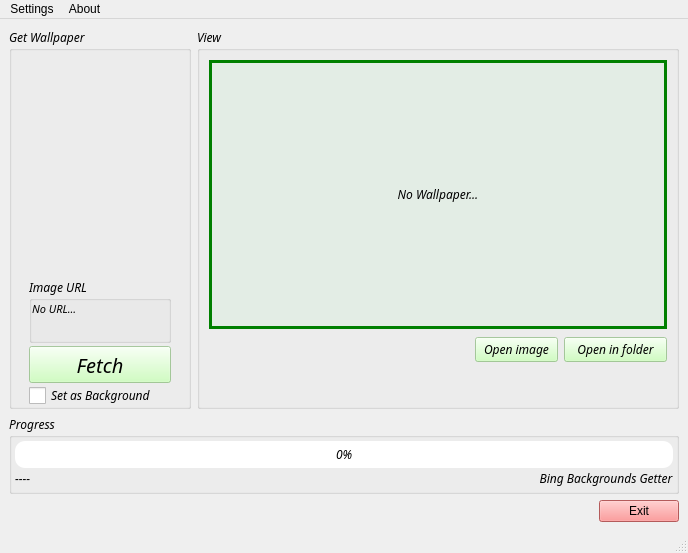
the0cp/Bing-Wallpaper-GUI, file form/bingbg.ui: the form before one commit.
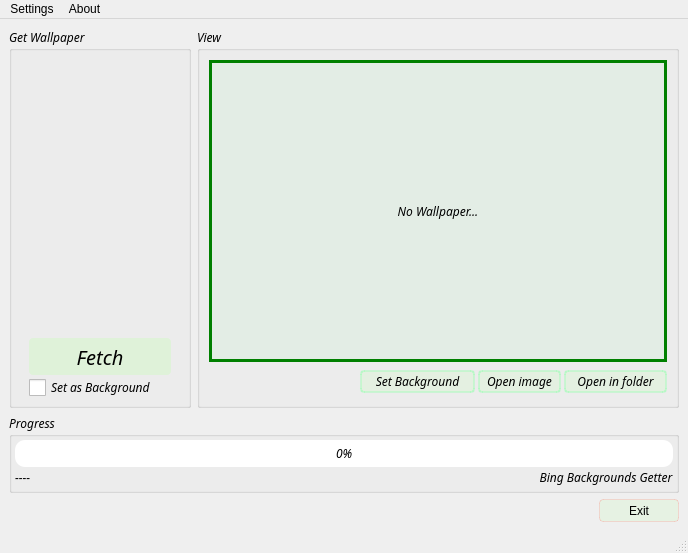
The form after the commit. Icons and pictures are not drawn.

```diff
--- a/form/bingbg.ui
+++ b/form/bingbg.ui
@@ -48,7 +48,7 @@
       <property name="title">
        <string>Get Wallpaper</string>
       </property>
-      <layout class="QGridLayout" name="gridLayout_2" rowstretch="348,100,20,10,3" columnstretch="12,100,12">
+      <layout class="QGridLayout" name="gridLayout_2" rowstretch="1,30,10,3,1" columnstretch="3,10,3">
        <property name="leftMargin">
         <number>0</number>
        </property>
@@ -67,6 +67,19 @@
        <property name="verticalSpacing">
         <number>3</number>
        </property>
+       <item row="2" column="0">
+        <spacer name="horizontalSpacer_2">
+         <property name="orientation">
+          <enum>Qt::Horizontal</enum>
+         </property>
+         <property name="sizeHint" stdset="0">
+          <size>
+           <width>40</width>
+           <height>20</height>
+          </size>
+         </property>
+        </spacer>
+       </item>
        <item row="2" column="1">
         <widget class="QPushButton" name="btnFetch">
          <property name="sizePolicy">
@@ -89,7 +102,13 @@
           </font>
          </property>
          <property name="styleSheet">
-          <string notr="true">background-color: rgba(195, 255, 176, 182);</string>
+          <string notr="true">QPushButton {
+    border-radius: 4px; 
+    background-color: rgba(195, 255, 176, 80);
+}
+QPushButton:hover { 
+    background-color: rgba(150, 255, 176, 100);
+}</string>
          </property>
          <property name="text">
           <string>Fetch</string>
@@ -99,63 +118,6 @@
          </property>
         </widget>
        </item>
-       <item row="1" column="1">
-        <widget class="QGroupBox" name="groupBox_4">
-         <property name="sizePolicy">
-          <sizepolicy hsizetype="Preferred" vsizetype="Preferred">
-           <horstretch>0</horstretch>
-           <verstretch>0</verstretch>
-          </sizepolicy>
-         </property>
-         <property name="title">
-          <string>Image URL</string>
-         </property>
-         <layout class="QGridLayout" name="gridLayout_5">
-          <property name="leftMargin">
-           <number>0</number>
-          </property>
-          <property name="topMargin">
-           <number>0</number>
-          </property>
-          <property name="rightMargin">
-           <number>0</number>
-          </property>
-          <property name="bottomMargin">
-           <number>0</number>
-          </property>
-          <property name="spacing">
-           <number>0</number>
-          </property>
-          <item row="0" column="0">
-           <widget class="QLabel" name="labelImageUrl">
-            <property name="font">
-             <font>
-              <pointsize>8</pointsize>
-             </font>
-            </property>
-            <property name="lineWidth">
-             <number>10</number>
-            </property>
-            <property name="text">
-             <string>No URL...</string>
-            </property>
-            <property name="textFormat">
-             <enum>Qt::AutoText</enum>
-            </property>
-            <property name="scaledContents">
-             <bool>true</bool>
-            </property>
-            <property name="alignment">
-             <set>Qt::AlignLeading|Qt::AlignLeft|Qt::AlignTop</set>
-            </property>
-            <property name="wordWrap">
-             <bool>true</bool>
-            </property>
-           </widget>
-          </item>
-         </layout>
-        </widget>
-       </item>
        <item row="4" column="1">
         <spacer name="verticalSpacer_2">
          <property name="orientation">
@@ -169,19 +131,6 @@
          </property>
         </spacer>
        </item>
-       <item row="2" column="2">
-        <spacer name="horizontalSpacer_3">
-         <property name="orientation">
-          <enum>Qt::Horizontal</enum>
-         </property>
-         <property name="sizeHint" stdset="0">
-          <size>
-           <width>40</width>
-           <height>20</height>
-          </size>
-         </property>
-        </spacer>
-       </item>
        <item row="0" column="1">
         <spacer name="verticalSpacer">
          <property name="orientation">
@@ -223,8 +172,8 @@
          </property>
         </widget>
        </item>
-       <item row="2" column="0">
-        <spacer name="horizontalSpacer_6">
+       <item row="2" column="2">
+        <spacer name="horizontalSpacer_3">
          <property name="orientation">
           <enum>Qt::Horizontal</enum>
          </property>
@@ -236,11 +185,23 @@
          </property>
         </spacer>
        </item>
+       <item row="1" column="1">
+        <widget class="QLabel" name="label">
+         <property name="styleSheet">
+          <string notr="true">background-color: qlineargradient(x1:0, y1:0, x2:0, y2:1,
+stop:0 rgba(0,0,225,50),stop:1 rgba(0,225,0,20));</string>
+         </property>
+         <property name="text">
+          <string>&lt;html&gt;&lt;head/&gt;&lt;body&gt;&lt;p align=&quot;center&quot;&gt;&lt;img src=&quot;:/Bingbg.png&quot; width=&quot;150&quot;/&gt;&lt;/p&gt;&lt;/body&gt;
+&lt;/html&gt;</string>
+         </property>
+        </widget>
+       </item>
       </layout>
      </widget>
     </item>
     <item row="2" column="0" colspan="2">
-     <layout class="QHBoxLayout" name="horizontalLayout">
+     <layout class="QHBoxLayout" name="horizontalLayout" stretch="32,5">
       <item>
        <spacer name="horizontalSpacer">
         <property name="orientation">
@@ -256,8 +217,30 @@
       </item>
       <item>
        <widget class="QPushButton" name="btnExit">
+        <property name="sizePolicy">
+         <sizepolicy hsizetype="Maximum" vsizetype="Maximum">
+          <horstretch>0</horstretch>
+          <verstretch>0</verstretch>
+         </sizepolicy>
+        </property>
+        <property name="minimumSize">
+         <size>
+          <width>80</width>
+          <height>23</height>
+         </size>
+        </property>
         <property name="styleSheet">
-         <string notr="true">background-color: rgb(252, 128, 128);</string>
+         <string notr="true">QPushButton {
+    border-radius: 4px; 
+    background-color: rgba(195, 255, 176, 50);
+	border-width: 1px;
+	border-style: solid;
+	border-color: rgba(255, 97, 81, 50);
+}
+
+QPushButton:hover { 
+    background: rgba(255, 97, 81, 50);
+}</string>
         </property>
         <property name="text">
          <string>Exit</string>
@@ -286,7 +269,7 @@
       <property name="title">
        <string>View</string>
       </property>
-      <layout class="QGridLayout" name="gridLayout_3" rowstretch="350,3,35,45">
+      <layout class="QGridLayout" name="gridLayout_3" rowstretch="350,3,35,3">
        <item row="0" column="0">
         <widget class="QLabel" name="labelImg">
          <property name="sizePolicy">
@@ -337,7 +320,10 @@
         </spacer>
        </item>
        <item row="2" column="0">
-        <layout class="QHBoxLayout" name="horizontalLayout_2" stretch="5,2,2">
+        <layout class="QHBoxLayout" name="horizontalLayout_2" stretch="5,2,2,2">
+         <property name="spacing">
+          <number>3</number>
+         </property>
          <item>
           <spacer name="horizontalSpacer_4">
            <property name="orientation">
@@ -351,6 +337,40 @@
            </property>
           </spacer>
          </item>
+         <item>
+          <widget class="QPushButton" name="btnSetbg">
+           <property name="sizePolicy">
+            <sizepolicy hsizetype="Maximum" vsizetype="Maximum">
+             <horstretch>0</horstretch>
+             <verstretch>0</verstretch>
+            </sizepolicy>
+           </property>
+           <property name="minimumSize">
+            <size>
+             <width>115</width>
+             <height>23</height>
+            </size>
+           </property>
+           <property name="layoutDirection">
+            <enum>Qt::LeftToRight</enum>
+           </property>
+           <property name="styleSheet">
+            <string notr="true">QPushButton {
+    border-radius: 4px; 
+    background-color: rgba(195, 255, 176, 50);
+	border-width: 2px;
+	border-style: solid;
+	border-color: rgba(150, 255, 176, 100);
+}
+QPushButton:hover { 
+    background-color: rgba(150, 255, 176, 100);
+}</string>
+           </property>
+           <property name="text">
+            <string>Set Background</string>
+           </property>
+          </widget>
+         </item>
          <item>
           <widget class="QPushButton" name="btnOpenimg">
            <property name="sizePolicy">
@@ -366,7 +386,16 @@
             </size>
            </property>
            <property name="styleSheet">
-            <string notr="true">background-color: rgba(195, 255, 176, 182);</string>
+            <string notr="true">QPushButton {
+    border-radius: 4px; 
+    background-color: rgba(195, 255, 176, 50);
+	border-width: 2px;
+	border-style: solid;
+	border-color: rgba(150, 255, 176, 100);
+}
+QPushButton:hover { 
+    background-color: rgba(150, 255, 176, 100);
+}</string>
            </property>
            <property name="text">
             <string>Open image</string>
@@ -391,7 +420,16 @@
             </size>
            </property>
            <property name="styleSheet">
-            <string notr="true">background-color: rgba(195, 255, 176, 182);</string>
+            <string notr="true">QPushButton {
+    border-radius: 4px; 
+    background-color: rgba(195, 255, 176, 50);
+	border-width: 2px;
+	border-style: solid;
+	border-color: rgba(150, 255, 176, 100);
+}
+QPushButton:hover { 
+    background-color: rgba(150, 255, 176, 100);
+}</string>
            </property>
            <property name="text">
             <string>Open in folder</string>
```
